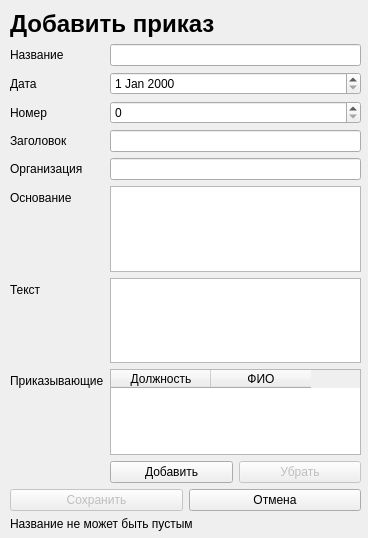
Qt form ui-files/addWidget.ui (f1rsov08/BestProject) before a commit.
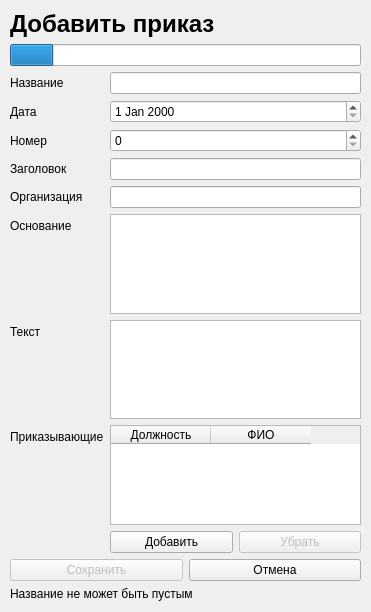
The same form after that commit.

What changed in the file:
```diff
--- a/ui-files/addWidget.ui
+++ b/ui-files/addWidget.ui
@@ -6,8 +6,8 @@
    <rect>
     <x>0</x>
     <y>0</y>
-    <width>368</width>
-    <height>538</height>
+    <width>371</width>
+    <height>612</height>
    </rect>
   </property>
   <property name="windowTitle">
@@ -19,7 +19,7 @@
      <x>10</x>
      <y>10</y>
      <width>351</width>
-     <height>521</height>
+     <height>591</height>
     </rect>
    </property>
    <layout class="QVBoxLayout" name="verticalLayout">
@@ -30,6 +30,19 @@
       </property>
      </widget>
     </item>
+    <item>
+     <widget class="QProgressBar" name="progressBar">
+      <property name="maximum">
+       <number>1000</number>
+      </property>
+      <property name="value">
+       <number>125</number>
+      </property>
+      <property name="textVisible">
+       <bool>false</bool>
+      </property>
+     </widget>
+    </item>
     <item>
      <layout class="QFormLayout" name="formLayout">
       <item row="0" column="0">
```
Left out of the diff: 14 changed lines with no effect on the pictures.
